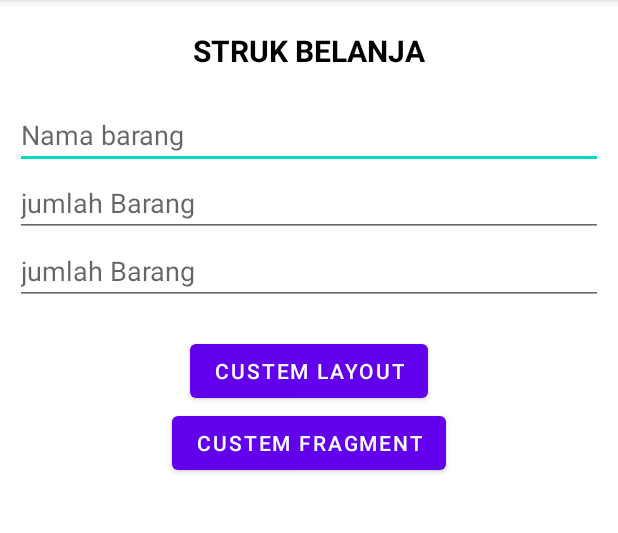
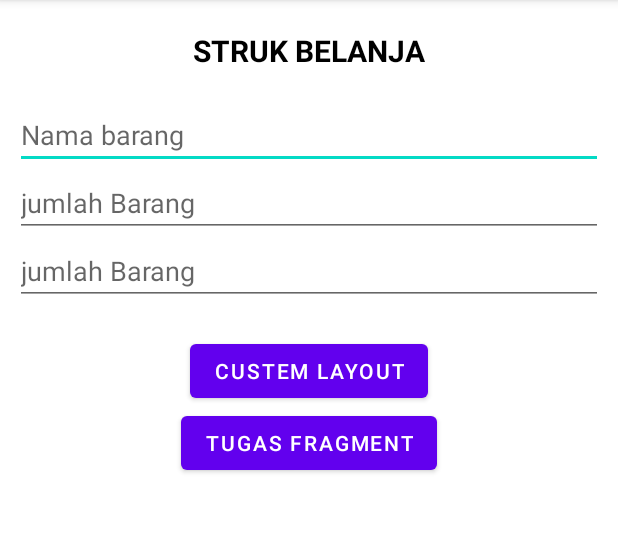
Before and after one commit to Lukmanhakim08/BelajarChapter4, an Android app: the KasirActivity screen opened directly, with no data from a screen before it, on a phone screen of 412 x 824 dp, the part 84-617 px from its top. Run offline under Robolectric (Android 15) with nearby library versions, the phone set to English and light mode, and no system bars.

Commit message:
Tugas Kedua Pertemuan Kedua Sdah Selesai

```diff
--- a/app/src/main/res/layout/activity_kasir.xml
+++ b/app/src/main/res/layout/activity_kasir.xml
@@ -62,10 +62,10 @@
         android:layout_width="wrap_content"
         android:layout_height="wrap_content"
         android:layout_gravity="center"
-        android:text="Custem Fragment"/>
+        android:text="Tugas Fragment"/>
 
     <TextView
-        android:id="@+id/text_pesan"
+        android:id="@+id/out_barang"
         android:layout_width="wrap_content"
         android:layout_height="wrap_content"
         android:layout_gravity="center"
@@ -73,4 +73,36 @@
         android:textStyle="bold"
         android:textColor="@color/black"/>
 
+    <TextView
+        android:id="@+id/out_jumlah"
+        android:layout_width="wrap_content"
+        android:layout_height="wrap_content"
+        android:layout_gravity="center"
+        android:textStyle="bold"
+        android:textColor="@color/black"/>
+
+    <TextView
+        android:id="@+id/out_harga"
+        android:layout_width="wrap_content"
+        android:layout_height="wrap_content"
+        android:layout_gravity="center"
+        android:textStyle="bold"
+        android:textColor="@color/black"/>
+
+    <TextView
+        android:id="@+id/out_total"
+        android:layout_width="wrap_content"
+        android:layout_height="wrap_content"
+        android:layout_gravity="center"
+        android:textStyle="bold"
+        android:textColor="@color/black"/>
+
+    <TextView
+        android:id="@+id/out_kembalian"
+        android:layout_width="wrap_content"
+        android:layout_height="wrap_content"
+        android:layout_gravity="center"
+        android:textStyle="bold"
+        android:textColor="@color/black"/>
+
 </LinearLayout>
```
Also changed, not shown: app/src/main/java/com/example/belajarchapter4/PertemuanKedua/LatihanKedua/AlertDialogFragment.kt (+41 -0 lines), app/src/main/java/com/example/belajarchapter4/PertemuanKedua/LatihanKedua/KasirActivity.kt (+14 -12 lines), app/src/main/res/layout/fragment_dialog.xml (+75 -17 lines).
